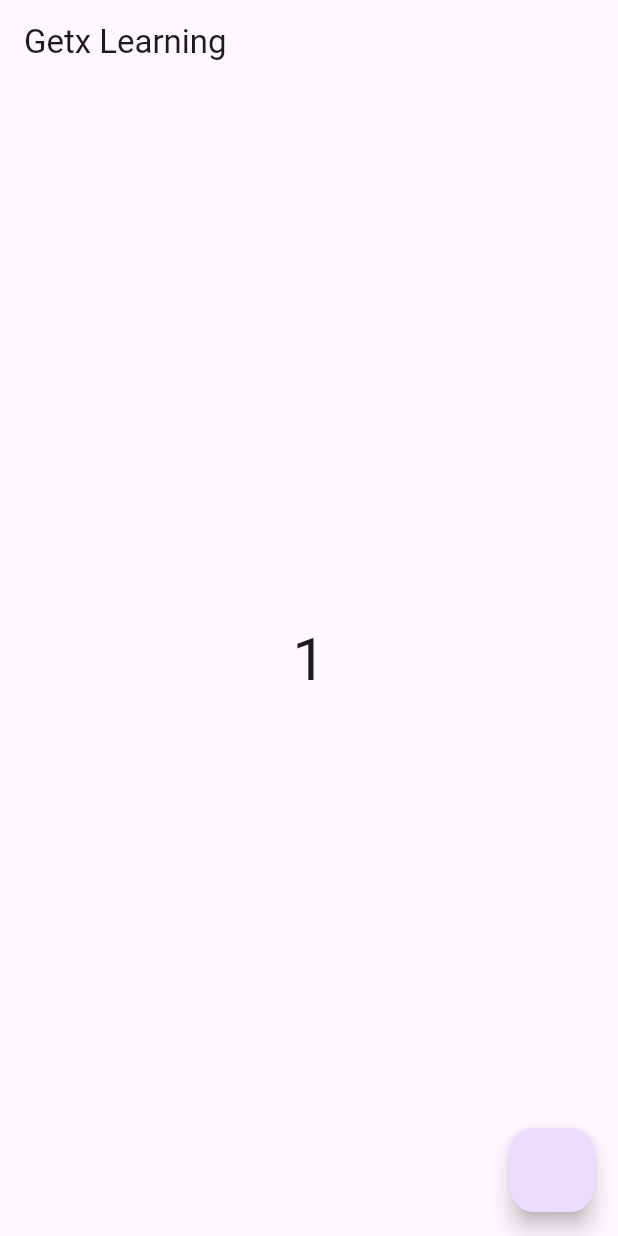
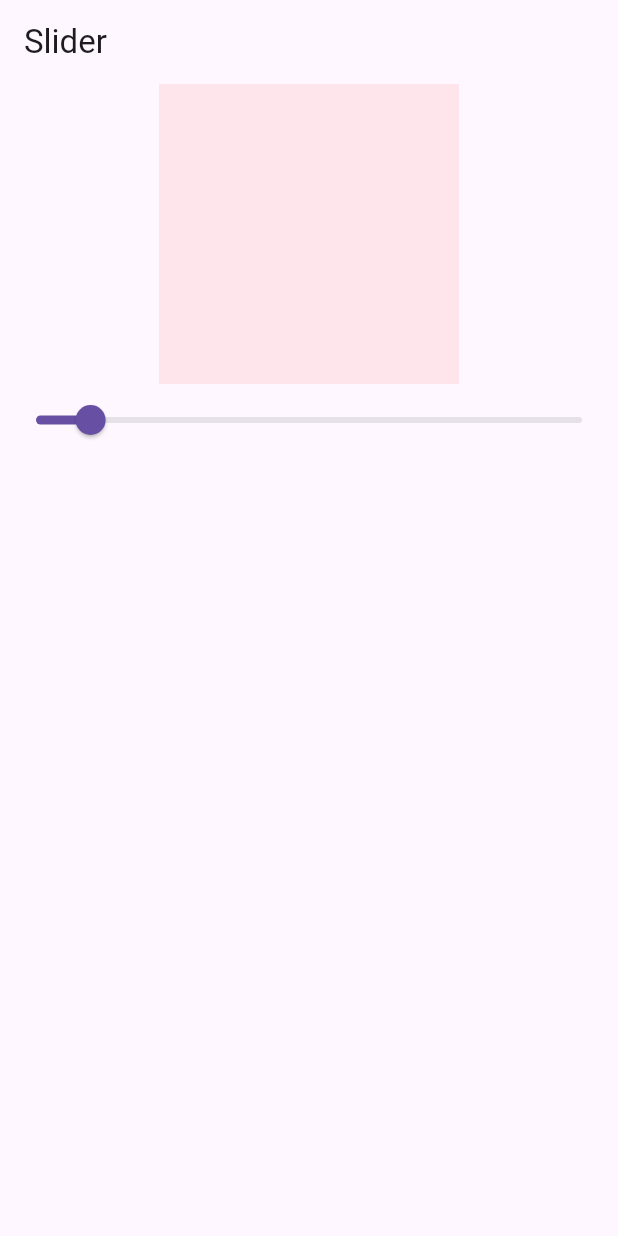
Before and after one commit to bipin24746/getx_learning, a Flutter app: the screen it shows after launch, on a phone screen of 412 x 824 dp. Run offline on Flutter 3.47's test engine with Material 3 defaults, Android fonts, the phone set to English and light mode, and no system bars; our stand-ins replace get; missing offline and left inert: dart:ffi.

Commit message:
slider getx

```diff
--- /dev/null
+++ b/lib/beginning/project2/secondGetx.dart
@@ -0,0 +1,8 @@
+import 'package:get/get.dart';
+
+class opacityController extends GetxController {
+  RxDouble opacity = 0.1.obs;
+  OpacityController(double value) {
+    opacity.value = value;
+  }
+}
--- /dev/null
+++ b/lib/beginning/project2/secondHome.dart
@@ -0,0 +1,40 @@
+import 'package:flutter/material.dart';
+import 'package:get/get.dart';
+import 'package:getx_learning/beginning/project2/secondGetx.dart';
+
+class SecondHome extends StatefulWidget {
+  const SecondHome({super.key});
+
+  @override
+  State<SecondHome> createState() => _SecondHomeState();
+}
+
+class _SecondHomeState extends State<SecondHome> {
+  opacityController control = Get.put(opacityController());
+  @override
+  Widget build(BuildContext context) {
+    return Scaffold(
+      appBar: AppBar(
+        title: Text("Slider"),
+      ),
+      body: Column(
+        children: [
+          Obx(() {
+            return Container(
+              height: 200,
+              width: 200,
+              color: Colors.red.withOpacity(control.opacity.value),
+            );
+          }),
+          Obx(() {
+            return Slider(
+                value: control.opacity.value,
+                onChanged: (value) {
+                  control.OpacityController(value);
+                });
+          })
+        ],
+      ),
+    );
+  }
+}
--- a/lib/main.dart
+++ b/lib/main.dart
@@ -4,9 +4,10 @@ import 'package:getx_learning/beginning/heightWidth.dart';
 import 'package:getx_learning/beginning/homescreen.dart';
 import 'package:getx_learning/beginning/homescreenOne.dart';
 import 'package:getx_learning/beginning/navigatingScreens.dart';
+import 'package:getx_learning/beginning/project2/secondHome.dart';
 import 'package:getx_learning/beginning/translation/HomePage.dart';
 import 'package:getx_learning/beginning/translation/languages.dart';
-import 'package:getx_learning/startingProject/homeScreen.dart';
+import 'package:getx_learning/startingProject/projectone/homeScreen.dart';
 
 void main() {
   runApp(const MyApp());
@@ -40,7 +41,7 @@ class MyApp extends StatelessWidget {
       //           ))
       // ],
 
-      home: const Homescreen(),
+      home: const SecondHome(),
     );
   }
 }
--- a/lib/startingProject/homeScreen.dart
+++ /dev/null
@@ -1,31 +0,0 @@
-import 'package:flutter/material.dart';
-import 'package:get/get.dart';
-import 'package:getx_learning/startingProject/counterController.dart';
-
-class Homescreen extends StatefulWidget {
-  const Homescreen({super.key});
-
-  @override
-  State<Homescreen> createState() => _HomescreenState();
-}
-
-class _HomescreenState extends State<Homescreen> {
-  final Countercontroller controller = Get.put(Countercontroller());
-  @override
-  Widget build(BuildContext context) {
-    return Scaffold(
-      appBar: AppBar(
-        title: Text("Getx Learning"),
-      ),
-      body: Center(child: Obx(() {
-        return Text(
-          controller.counter.toString(),
-          style: TextStyle(fontSize: 40),
-        );
-      })),
-      floatingActionButton: FloatingActionButton(onPressed: () {
-        controller.incrementCounter();
-      }),
-    );
-  }
-}
--- a/lib/startingProject/counterController.dart
+++ b/lib/startingProject/projectone/counterController.dart
@@ -2,7 +2,7 @@ import 'package:get/get.dart';
 
 class Countercontroller extends GetxController {
   RxInt counter = 1.obs;
-  incrementCounter() {
+  counterController() {
     counter.value++;
     print(counter.value);
   }
```
Also changed, not shown: lib/startingProject/projectone/homeScreen.dart (added, +40 -0 lines), 1 other file.
